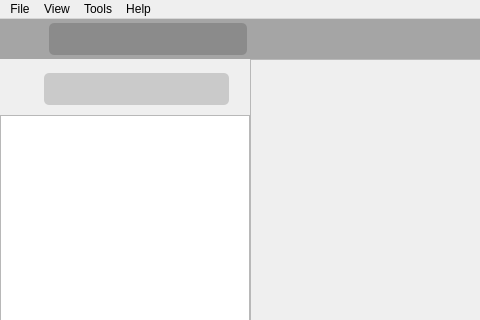
This is atlas/ui/mainwindow.ui in KJNeko/Atlas as Qt 5 draws it before an edit; both pictures show x 0 to 480 and y 0 to 320 of the 1043 by 788 pixel window. The edited form follows.
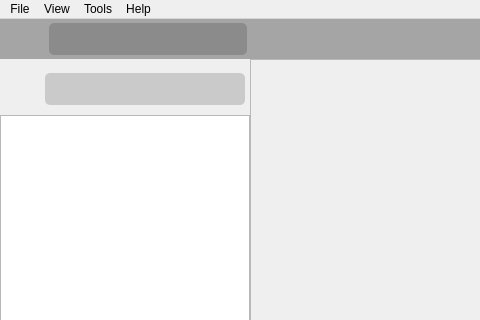
This is the edited form. The open tabs and pages were chosen to show the change. Icons and pictures are not drawn. Custom widgets are drawn as their Qt base class.

Commit message: fixed settings icon, added button signal for add game

Diff of the .ui file:
```diff
--- a/atlas/ui/mainwindow.ui
+++ b/atlas/ui/mainwindow.ui
@@ -227,7 +227,13 @@
              <string/>
             </property>
             <property name="pixmap">
-             <pixmap>:/images/assets/setting_filter.svg</pixmap>
+             <pixmap resource="../resources.qrc">:/images/assets/setting_filter.svg</pixmap>
+            </property>
+            <property name="scaledContents">
+             <bool>true</bool>
+            </property>
+            <property name="margin">
+             <number>3</number>
             </property>
            </widget>
           </item>
@@ -286,9 +292,12 @@
             <property name="orientation">
              <enum>Qt::Horizontal</enum>
             </property>
+            <property name="sizeType">
+             <enum>QSizePolicy::Fixed</enum>
+            </property>
             <property name="sizeHint" stdset="0">
              <size>
-              <width>40</width>
+              <width>5</width>
               <height>20</height>
              </size>
             </property>
```
Left out of the diff: 22 changed lines with no effect on the pictures. The commit also changes 7 other files.
